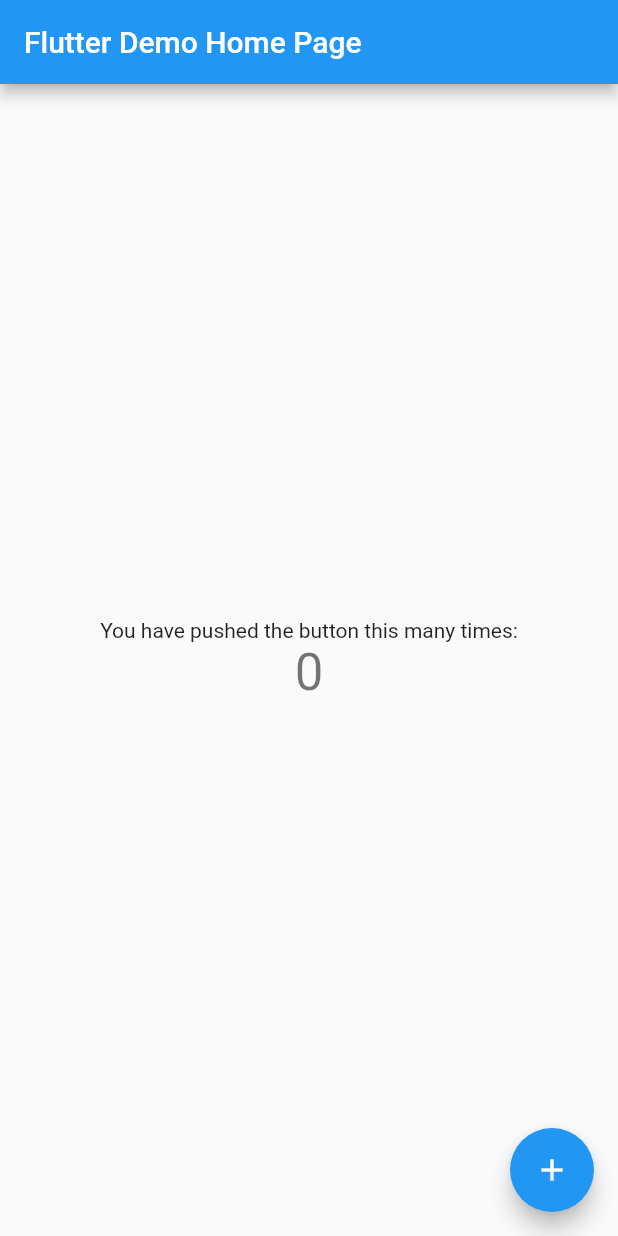
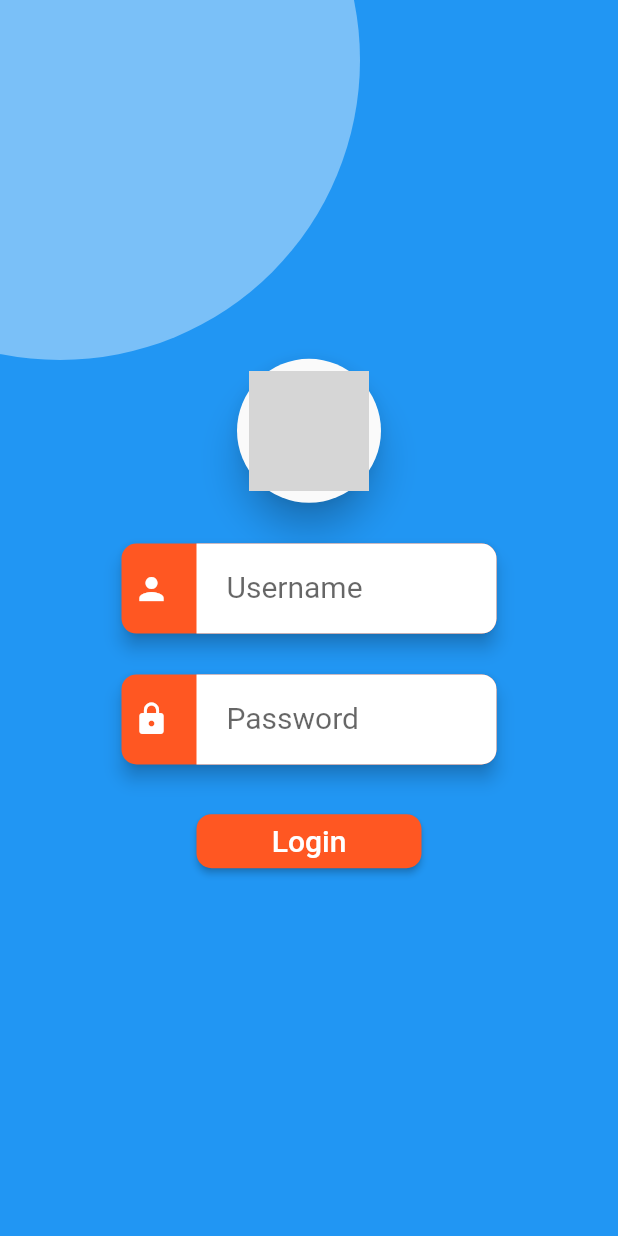
Before and after one commit to 254-Ninja/Learning-Flutter, a Flutter app: the screen it shows after launch, on a phone screen of 412 x 824 dp. Run offline on Flutter 3.47's test engine with Material 2 defaults, Android fonts, the phone set to English and light mode, and no system bars; grey boxes are pictures that could not be loaded.

Commit message:
login screen

```diff
--- /dev/null
+++ b/lib/UI/CustomInputField.dart
@@ -0,0 +1,55 @@
+import 'package:flutter/material.dart';
+
+class CustomInputField extends StatelessWidget{
+
+  Icon fieldIcon;
+  String hintText;
+
+  CustomInputField(this.fieldIcon,this.hintText);
+
+  @override
+  Widget build(BuildContext context) {
+    // TODO: implement build
+    return Container(
+      width: 250,
+      child: Material(
+          elevation: 5.0,
+          borderRadius: BorderRadius.all(Radius.circular(10.0)),
+          color: Colors.deepOrange,
+          child: Row(
+            mainAxisAlignment: MainAxisAlignment.spaceBetween,
+            children: <Widget>[
+              Padding(
+                padding: const EdgeInsets.all(8.0),
+                child: fieldIcon,
+              ),
+              Container(
+                decoration: BoxDecoration(
+                  color: Colors.white,
+                  borderRadius: BorderRadius.only(topRight: Radius.circular(10.0),bottomRight: Radius.circular(10.0)),
+                ),
+                width: 200,
+                height: 60,
+                child: Padding(
+                  padding: const EdgeInsets.all(8.0),
+                  child: TextField(
+                    decoration: InputDecoration(
+                        border: InputBorder.none,
+                        hintText: hintText,
+                        fillColor: Colors.white,
+                        filled: true
+                    ),
+                    style: TextStyle(
+                        fontSize: 20.0,
+                        color: Colors.black
+                    ),
+                  ),
+                ),
+              ),
+            ],
+          )
+      ),
+    );
+  }
+
+}
--- a/lib/main.dart
+++ b/lib/main.dart
@@ -1,111 +1,67 @@
 import 'package:flutter/material.dart';
+import './UI/CustomInputField.dart';
 
-void main() => runApp(MyApp());
+void main() {
+  runApp(MaterialApp(title: 'Login App', home: HomeScreen()));
+}
 
-class MyApp extends StatelessWidget {
-  // This widget is the root of your application.
+class HomeScreen extends StatelessWidget {
   @override
   Widget build(BuildContext context) {
-    return MaterialApp(
-      title: 'Flutter Demo',
-      theme: ThemeData(
-        // This is the theme of your application.
-        //
-        // Try running your application with "flutter run". You'll see the
-        // application has a blue toolbar. Then, without quitting the app, try
-        // changing the primarySwatch below to Colors.green and then invoke
-        // "hot reload" (press "r" in the console where you ran "flutter run",
-        // or simply save your changes to "hot reload" in a Flutter IDE).
-        // Notice that the counter didn't reset back to zero; the application
-        // is not restarted.
-        primarySwatch: Colors.blue,
-      ),
-      home: MyHomePage(title: 'Flutter Demo Home Page'),
-    );
-  }
-}
-
-class MyHomePage extends StatefulWidget {
-  MyHomePage({Key key, this.title}) : super(key: key);
-
-  // This widget is the home page of your application. It is stateful, meaning
-  // that it has a State object (defined below) that contains fields that affect
-  // how it looks.
-
-  // This class is the configuration for the state. It holds the values (in this
-  // case the title) provided by the parent (in this case the App widget) and
-  // used by the build method of the State. Fields in a Widget subclass are
-  // always marked "final".
-
-  final String title;
-
-  @override
-  _MyHomePageState createState() => _MyHomePageState();
-}
-
-class _MyHomePageState extends State<MyHomePage> {
-  int _counter = 0;
-
-  void _incrementCounter() {
-    setState(() {
-      // This call to setState tells the Flutter framework that something has
-      // changed in this State, which causes it to rerun the build method below
-      // so that the display can reflect the updated values. If we changed
-      // _counter without calling setState(), then the build method would not be
-      // called again, and so nothing would appear to happen.
-      _counter++;
-    });
-  }
-
-  @override
-  Widget build(BuildContext context) {
-    // This method is rerun every time setState is called, for instance as done
-    // by the _incrementCounter method above.
-    //
-    // The Flutter framework has been optimized to make rerunning build methods
-    // fast, so that you can just rebuild anything that needs updating rather
-    // than having to individually change instances of widgets.
+    // TODO: implement build
     return Scaffold(
-      appBar: AppBar(
-        // Here we take the value from the MyHomePage object that was created by
-        // the App.build method, and use it to set our appbar title.
-        title: Text(widget.title),
-      ),
-      body: Center(
-        // Center is a layout widget. It takes a single child and positions it
-        // in the middle of the parent.
-        child: Column(
-          // Column is also a layout widget. It takes a list of children and
-          // arranges them vertically. By default, it sizes itself to fit its
-          // children horizontally, and tries to be as tall as its parent.
-          //
-          // Invoke "debug painting" (press "p" in the console, choose the
-          // "Toggle Debug Paint" action from the Flutter Inspector in Android
-          // Studio, or the "Toggle Debug Paint" command in Visual Studio Code)
-          // to see the wireframe for each widget.
-          //
-          // Column has various properties to control how it sizes itself and
-          // how it positions its children. Here we use mainAxisAlignment to
-          // center the children vertically; the main axis here is the vertical
-          // axis because Columns are vertical (the cross axis would be
-          // horizontal).
-          mainAxisAlignment: MainAxisAlignment.center,
+      body: Container(
+        width: MediaQuery.of(context).size.width,
+        height: MediaQuery.of(context).size.height,
+        color: Colors.blue,
+        child: Stack(
           children: <Widget>[
-            Text(
-              'You have pushed the button this many times:',
+            Align(
+              alignment: Alignment.bottomRight,
+              widthFactor: 0.6,
+              heightFactor: 0.6,
+              child: Material(
+                borderRadius: BorderRadius.all(Radius.circular(200)),
+                color: Color.fromRGBO(255, 255, 255, 0.4),
+                child: Container(
+                  width: 400,
+                  height: 400,
+                ),
+              ),
             ),
-            Text(
-              '$_counter',
-              style: Theme.of(context).textTheme.headline4,
+            Center(
+              child: Container(
+                width: 400,
+                height: 400,
+                child: Column(
+                  mainAxisAlignment: MainAxisAlignment.spaceEvenly,
+                  children: <Widget>[
+                    Material(
+                        elevation: 10.0,
+                        borderRadius: BorderRadius.all(Radius.circular(50.0)),
+                        child: Padding(
+                          padding: const EdgeInsets.all(8.0),
+                          child: Image.asset('images/flutter-logo.png',width: 80,height:80,),
+                        )),
+                    CustomInputField(
+                        Icon(Icons.person, color: Colors.white), 'Username'),
+                    CustomInputField(
+                        Icon(Icons.lock, color: Colors.white), 'Password'),
+                    Container(
+                      width: 150,
+                      child: RaisedButton(onPressed: (){},color: Colors.deepOrange,textColor: Colors.white,
+                        shape: RoundedRectangleBorder(borderRadius: BorderRadius.all(Radius.circular(10.0))),
+                        child: Text('Login',style: TextStyle(
+                            fontSize: 20.0
+                        ),),),
+                    )
+                  ],
+                ),
+              ),
             ),
           ],
         ),
       ),
-      floatingActionButton: FloatingActionButton(
-        onPressed: _incrementCounter,
-        tooltip: 'Increment',
-        child: Icon(Icons.add),
-      ), // This trailing comma makes auto-formatting nicer for build methods.
     );
   }
 }
```
Also changed, not shown: 1 other file.
